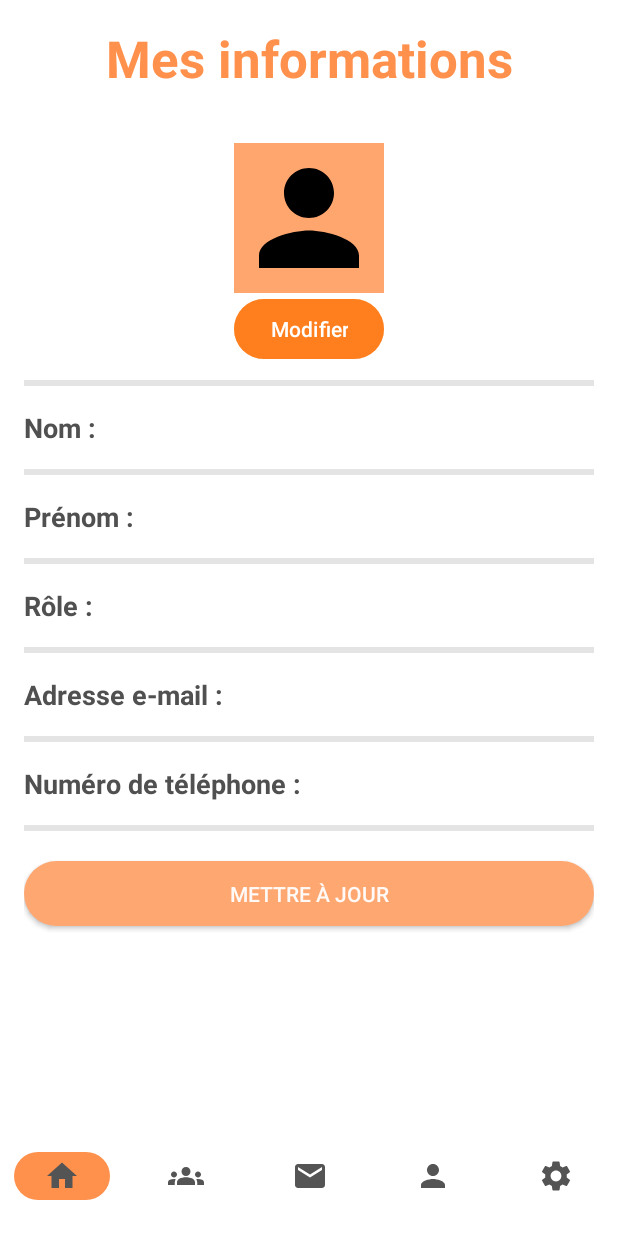
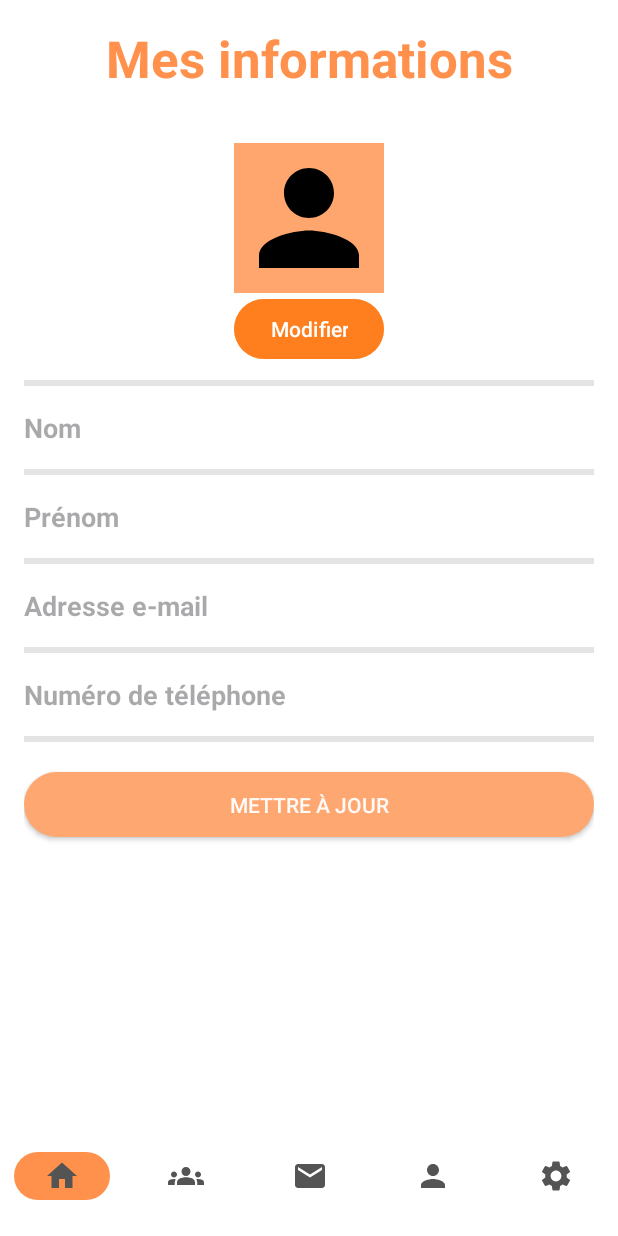
Before and after one commit to NIS4IL-PROJETS5/DogGoAndroid, an Android app: the InformationsProfileFragment screen opened through its navigation route, on a phone screen of 412 x 824 dp. Run offline under Robolectric (Android 15) with nearby library versions, the phone set to English and light mode, and no system bars; our stand-ins replace navigation-ui; pictures from the network do not load; 1 statement that could not run was skipped.

Commit message:
Fix pour informations User

```diff
--- a/app/src/main/java/com/example/doggo_android/Adapters/DocumentMemberAdapter.java
+++ b/app/src/main/java/com/example/doggo_android/Adapters/DocumentMemberAdapter.java
@@ -5,6 +5,7 @@ import android.view.LayoutInflater;
 import android.view.View;
 import android.view.ViewGroup;
 import android.widget.ImageView;
+import android.widget.LinearLayout;
 import android.widget.TextView;
 
 import androidx.annotation.NonNull;
@@ -43,7 +44,7 @@ public class DocumentMemberAdapter extends RecyclerView.Adapter<DocumentMemberAd
     public static class DocumentViewHolder extends RecyclerView.ViewHolder {
         TextView name, statusDescription;
         ImageView statusLogo;
-        ConstraintLayout layout;
+        LinearLayout layout;
 
 
 
--- a/app/src/main/java/com/example/doggo_android/MainActivity.java
+++ b/app/src/main/java/com/example/doggo_android/MainActivity.java
@@ -47,7 +47,7 @@ public class MainActivity extends AppCompatActivity {
         binding.bottomNavigationView.setOnItemSelectedListener(item -> {
             switch (item.getItemId()) {
                 case R.id.compteFragment:
-                    controller.navigate(R.id.compteFragment);
+                    controller.navigate(R.id.compteFragment2);
                     break;
                 case R.id.homeFragment:
                     controller.navigate(R.id.homeFragment);
--- a/app/src/main/java/com/example/doggo_android/Views/InformationsProfileFragment.java
+++ b/app/src/main/java/com/example/doggo_android/Views/InformationsProfileFragment.java
@@ -154,6 +154,8 @@ public class InformationsProfileFragment extends Fragment {
             Log.e("ContactFragment", "onViewCreated: " + e.getMessage());
         }
 
+        this.token = Utils.getToken(requireContext());
+
         this.user = connectionViewModel.getUser();
         this.checkToken();
         Button updateButton = binding.button;
@@ -162,9 +164,8 @@ public class InformationsProfileFragment extends Fragment {
             String surname = binding.textViewSurname.getText().toString();
             String email = binding.textViewEmail.getText().toString();
             String phone = binding.textViewPhone.getText().toString();
-            String role = binding.textViewRole.getText().toString();
 
-            if(validateFields(name,surname,email,phone,role)){
+            if(validateFields(name,surname,email,phone)){
                 HashMap<String, String> updateMap = new HashMap<>();
                 updateMap.put("name", name);
                 updateMap.put("surname", surname);
@@ -180,7 +181,6 @@ public class InformationsProfileFragment extends Fragment {
                             // handle the updated user object and update UI
                         } else {
                             // handle the error
-                            Toast.
                         }
                     }
                     @Override
@@ -192,7 +192,7 @@ public class InformationsProfileFragment extends Fragment {
             }
         }));
     }
-    private boolean validateFields(String name, String surname, String email, String phone, String role) {
+    private boolean validateFields(String name, String surname, String email, String phone) {
         boolean isValid = true; // Initialise avec la valeur true
         if (name.isEmpty()) {
             Toast.makeText( getContext(), "Champ nom vide", Toast.LENGTH_SHORT).show();
@@ -226,14 +226,6 @@ public class InformationsProfileFragment extends Fragment {
         else {
             binding.ViewTextPhone.setBackgroundColor(Color.parseColor("#E4E4E4"));
         }
-        if (role.isEmpty()) {
-            Toast.makeText(getContext(), "Role vide", Toast.LENGTH_SHORT).show();
-            binding.ViewTextRole.setBackgroundColor(Color.RED);
-            isValid = false;
-        }
-        else {
-            binding.ViewTextRole.setBackgroundColor(Color.parseColor("#E4E4E4"));
-        }
         return isValid;
     }
 
@@ -243,6 +235,7 @@ public class InformationsProfileFragment extends Fragment {
         call.enqueue(new Callback<IUser>() {
             @Override
             public void onResponse(Call<IUser> call, Response<IUser> response) {
+                Log.d(TAG, "onResponse: " + response.code());
                 if (response.code() == 200) {
                     Log.d(TAG, "onResponse: Token is valid");
                     if (user.getName() == null) {
@@ -254,11 +247,9 @@ public class InformationsProfileFragment extends Fragment {
                         binding.textViewSurname.setText(user.getSurname());
                         binding.textViewEmail.setText(user.getEmail());
                         binding.textViewPhone.setText(user.getPhone());
-                        binding.textViewRole.setText(user.getRole());
                     }
                 } else {
                     Log.d(TAG, "onResponse: Token is invalid");
-                    NavHostFragment.findNavController(InformationsProfileFragment.this).navigate(R.id.action_profileFragment_to_connectionFragment);
                 }
             }
 
@@ -284,7 +275,6 @@ public class InformationsProfileFragment extends Fragment {
                     binding.textViewSurname.setText(user.getSurname());
                     binding.textViewEmail.setText(user.getEmail());
                     binding.textViewPhone.setText(user.getPhone());
-                    binding.textViewRole.setText(user.getRole());
 
                 } else {
                     Log.d(TAG, "onResponse: User not fetched");
--- a/app/src/main/java/com/example/doggo_android/Views/ProfileFragment.java
+++ b/app/src/main/java/com/example/doggo_android/Views/ProfileFragment.java
@@ -14,6 +14,7 @@ import android.util.Log;
 import android.view.LayoutInflater;
 import android.view.View;
 import android.view.ViewGroup;
+import android.widget.Toast;
 
 import com.example.doggo_android.Models.RetrofitRequests;
 import com.example.doggo_android.Models.IUser;
@@ -88,7 +89,7 @@ public class ProfileFragment extends Fragment {
             NavHostFragment navHostFragment = (NavHostFragment) getActivity().getSupportFragmentManager().findFragmentById(R.id.fragment_container_view);
             assert navHostFragment != null;
             NavController controller = navHostFragment.getNavController();
-            controller.navigate(R.id.action_profileFragment_to_informationsProfileFragment);
+            controller.navigate(R.id.action_compteFragment2_to_informationsProfileFragment);
         });
     }
 
--- a/app/src/main/java/com/example/doggo_android/views/ProfileFragment.java
+++ b/app/src/main/java/com/example/doggo_android/views/ProfileFragment.java
@@ -14,6 +14,7 @@ import android.util.Log;
 import android.view.LayoutInflater;
 import android.view.View;
 import android.view.ViewGroup;
+import android.widget.Toast;
 
 import com.example.doggo_android.Models.RetrofitRequests;
 import com.example.doggo_android.Models.IUser;
@@ -88,7 +89,7 @@ public class ProfileFragment extends Fragment {
             NavHostFragment navHostFragment = (NavHostFragment) getActivity().getSupportFragmentManager().findFragmentById(R.id.fragment_container_view);
             assert navHostFragment != null;
             NavController controller = navHostFragment.getNavController();
-            controller.navigate(R.id.action_profileFragment_to_informationsProfileFragment);
+            controller.navigate(R.id.action_compteFragment2_to_informationsProfileFragment);
         });
     }
 
--- a/app/src/main/res/layout/fragment_informations_profile.xml
+++ b/app/src/main/res/layout/fragment_informations_profile.xml
@@ -63,16 +63,15 @@
 
         <EditText
             android:id="@+id/textView_name"
-            android:inputType="textPersonName"
             android:layout_width="match_parent"
             android:layout_height="wrap_content"
             android:layout_marginTop="15dp"
-            android:text="Nom :"
+            android:background="@null"
+            android:hint="Nom"
+            android:inputType="textPersonName"
+            android:textColor="#505050"
             android:textSize="18sp"
-            android:textStyle="bold"
-            android:background="@null"
-            android:textColor="#505050"
-            />
+            android:textStyle="bold" />
 
         <View
             android:layout_width="fill_parent"
@@ -83,16 +82,15 @@
 
         <EditText
             android:id="@+id/textView_surname"
-            android:inputType="textPersonName"
             android:layout_width="match_parent"
             android:layout_height="wrap_content"
             android:layout_marginTop="15dp"
-            android:text="Prénom :"
+            android:background="@null"
+            android:hint="Prénom"
+            android:inputType="textPersonName"
+            android:textColor="#505050"
             android:textSize="18sp"
-            android:textStyle="bold"
-            android:background="@null"
-            android:textColor="#505050"
-            />
+            android:textStyle="bold" />
 
         <View
             android:layout_width="fill_parent"
@@ -102,37 +100,17 @@
             android:id="@+id/ViewTextSurname"
             />
 
-        <TextView
-            android:id="@+id/textView_role"
+        <EditText
+            android:id="@+id/textView_email"
             android:layout_width="match_parent"
             android:layout_height="wrap_content"
             android:layout_marginTop="15dp"
-            android:text="Rôle :"
+            android:background="@null"
+            android:hint="Adresse e-mail"
+            android:inputType="textEmailAddress"
+            android:textColor="#505050"
             android:textSize="18sp"
-            android:textStyle="bold"
-            android:background="@null"
-            android:textColor="#505050"
-            />
-
-        <View
-            android:layout_width="fill_parent"
-            android:layout_height="6px"
-            android:layout_marginTop="15dp"
-            android:background="#E4E4E4"
-            android:id="@+id/ViewTextRole"/>
-
-        <EditText
-            android:id="@+id/textView_email"
-            android:inputType="textEmailAddress"
-            android:layout_width="match_parent"
-            android:layout_height="wrap_content"
-            android:layout_marginTop="15dp"
-            android:text="Adresse e-mail :"
-            android:textSize="18sp"
-            android:textStyle="bold"
-            android:background="@null"
-            android:textColor="#505050"
-            />
+            android:textStyle="bold" />
 
         <View
             android:layout_width="fill_parent"
@@ -143,16 +121,15 @@
 
         <EditText
             android:id="@+id/textView_phone"
-            android:inputType="phone"
             android:layout_width="match_parent"
             android:layout_height="wrap_content"
             android:layout_marginTop="15dp"
-            android:text="Numéro de téléphone :"
+            android:background="@null"
+            android:hint="Numéro de téléphone"
+            android:inputType="phone"
+            android:textColor="#505050"
             android:textSize="18sp"
-            android:textStyle="bold"
-            android:background="@null"
-            android:textColor="#505050"
-            />
+            android:textStyle="bold" />
 
         <View
             android:layout_width="fill_parent"
--- a/app/src/main/res/navigation/nav_graph.xml
+++ b/app/src/main/res/navigation/nav_graph.xml
@@ -120,24 +120,9 @@
         <action
             android:id="@+id/action_informationsProfileFragment_to_profileFragment"
             app:destination="@id/profileFragment" />
-    </fragment>
-    <fragment
-        android:id="@+id/documentMemberFragment"
-        android:name="com.example.doggo_android.Views.DocumentMemberFragment"
-        android:label="fragment_document_member"
-        tools:layout="@layout/fragment_document_member" >
         <action
-            android:id="@+id/action_documentMemberFragment_to_documentMemberZoomFragment"
-            app:destination="@id/documentMemberZoomFragment" />
-    </fragment>
-    <fragment
-        android:id="@+id/documentMemberZoomFragment"
-        android:name="com.example.doggo_android.Views.DocumentMemberZoomFragment"
-        android:label="fragment_document_member_zoom"
-        tools:layout="@layout/fragment_document_member_zoom" >
-        <action
-            android:id="@+id/action_documentMemberZoomFragment_to_documentMemberFragment"
-            app:destination="@id/documentMemberFragment" />
+            android:id="@+id/action_informationsProfileFragment_to_compteFragment2"
+            app:destination="@id/compteFragment2" />
     </fragment>
     <fragment
         android:id="@+id/adminMainPanelFragment"
@@ -179,6 +164,15 @@
         android:name="com.example.doggo_android.Views.AdminRequiredDocumentListFragment"
         android:label="fragment_admin_required_document_list"
         tools:layout="@layout/fragment_admin_required_document_list" />
+    <fragment
+        android:id="@+id/compteFragment2"
+        android:name="com.example.doggo_android.Views.CompteFragment"
+        android:label="fragment_compte"
+        tools:layout="@layout/fragment_compte" >
+        <action
+            android:id="@+id/action_compteFragment2_to_informationsProfileFragment"
+            app:destination="@id/informationsProfileFragment" />
+    </fragment>
 
 
 </navigation>
```
